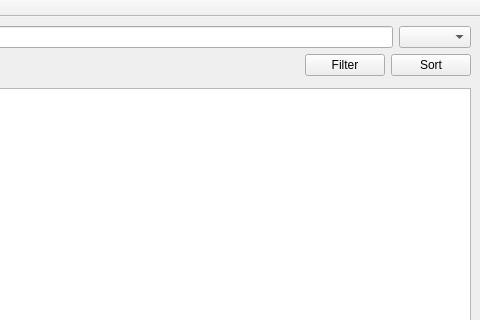
This is ui/mainVideoList.ui in drk10015/WatchTime-Calculator as Qt 5 draws it before an edit; both pictures show x 408 to 888 and y 0 to 320 of the 888 by 689 pixel window. The edited form follows.
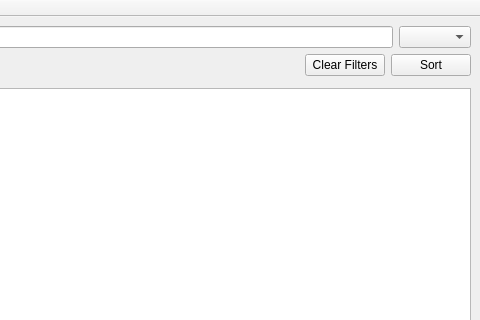
This is the edited form.

```diff
--- a/ui/mainVideoList.ui
+++ b/ui/mainVideoList.ui
@@ -67,7 +67,7 @@
       <item>
        <widget class="QPushButton" name="filterButton">
         <property name="text">
-         <string>Filter</string>
+         <string>Clear Filters</string>
         </property>
        </widget>
       </item>
```
Left out of the diff: 2 changed lines with no effect on the pictures.
